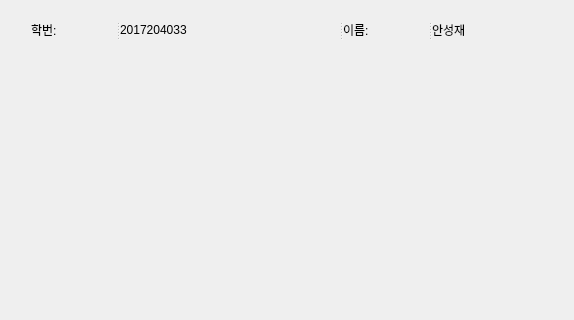
Qt form ui/client.ui (sammy0329/ConcentrationAnalysis) before a commit; both pictures show x 0 to 574 and y 0 to 320 of the 574 by 513 pixel window.
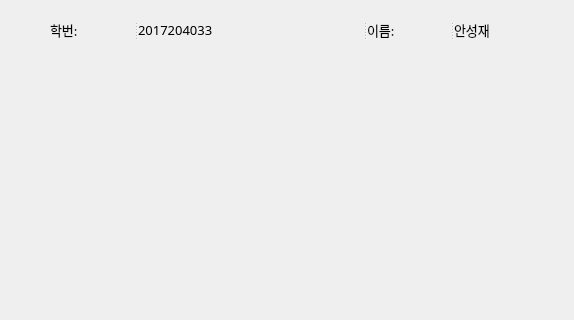
The same form after that commit.

```diff
--- a/ui/client.ui
+++ b/ui/client.ui
@@ -35,12 +35,18 @@
   <widget class="QSplitter" name="splitter_3">
    <property name="geometry">
     <rect>
-     <x>31</x>
+     <x>50</x>
      <y>20</y>
      <width>511</width>
      <height>20</height>
     </rect>
    </property>
+   <property name="font">
+    <font>
+     <family>나눔스퀘어</family>
+     <pointsize>11</pointsize>
+    </font>
+   </property>
    <property name="orientation">
     <enum>Qt::Horizontal</enum>
    </property>
@@ -49,11 +55,23 @@
      <enum>Qt::Horizontal</enum>
     </property>
     <widget class="QLabel" name="label">
+     <property name="font">
+      <font>
+       <family>나눔스퀘어</family>
+       <pointsize>10</pointsize>
+      </font>
+     </property>
      <property name="text">
       <string>학번:</string>
      </property>
     </widget>
     <widget class="QLabel" name="StudentID_label">
+     <property name="font">
+      <font>
+       <family>나눔스퀘어</family>
+       <pointsize>10</pointsize>
+      </font>
+     </property>
      <property name="text">
       <string>2017204033</string>
      </property>
@@ -64,11 +82,23 @@
      <enum>Qt::Horizontal</enum>
     </property>
     <widget class="QLabel" name="label_2">
+     <property name="font">
+      <font>
+       <family>나눔스퀘어</family>
+       <pointsize>10</pointsize>
+      </font>
+     </property>
      <property name="text">
       <string>이름:</string>
      </property>
     </widget>
     <widget class="QLabel" name="Name_label">
+     <property name="font">
+      <font>
+       <family>나눔스퀘어</family>
+       <pointsize>10</pointsize>
+      </font>
+     </property>
      <property name="text">
       <string>안성재</string>
      </property>
```
Left out of the diff: 2 changed lines with no effect on the pictures.
